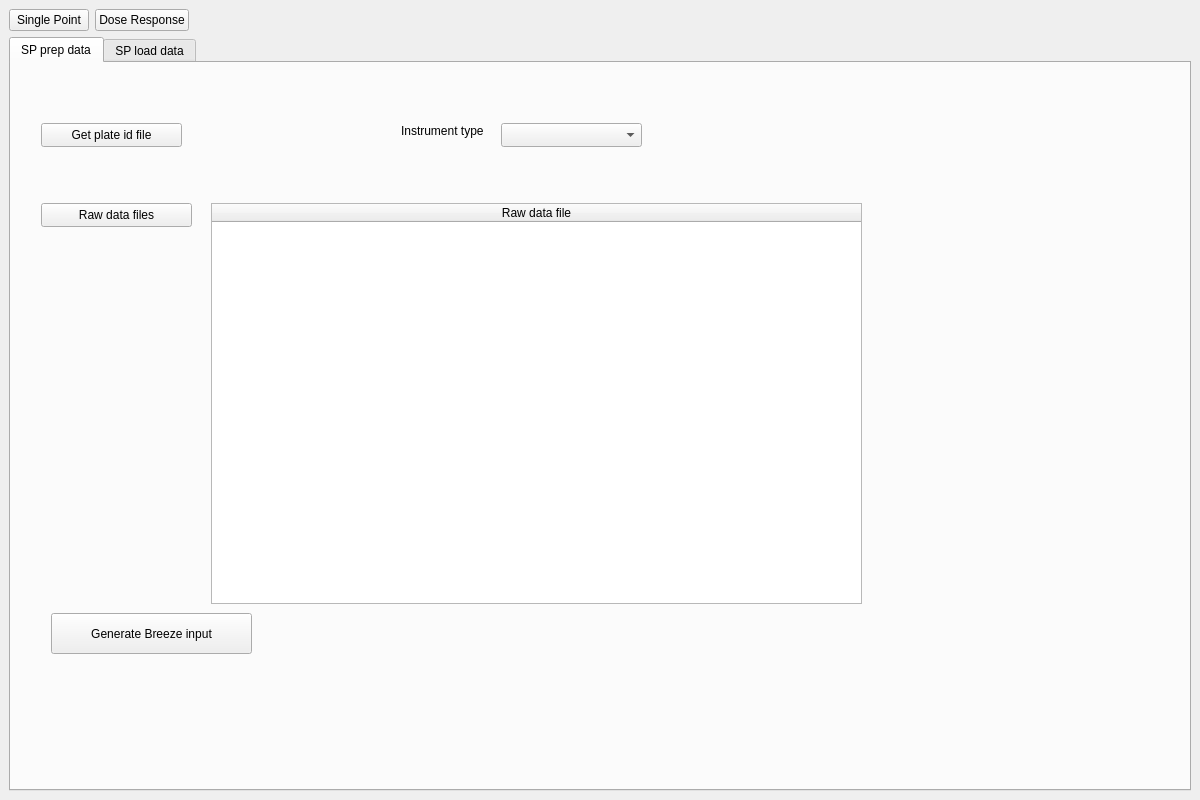
Before: the Qt Designer form frontend/assets/singlePointTab.ui in dahlbma/assayLoader, drawn with Qt 5.
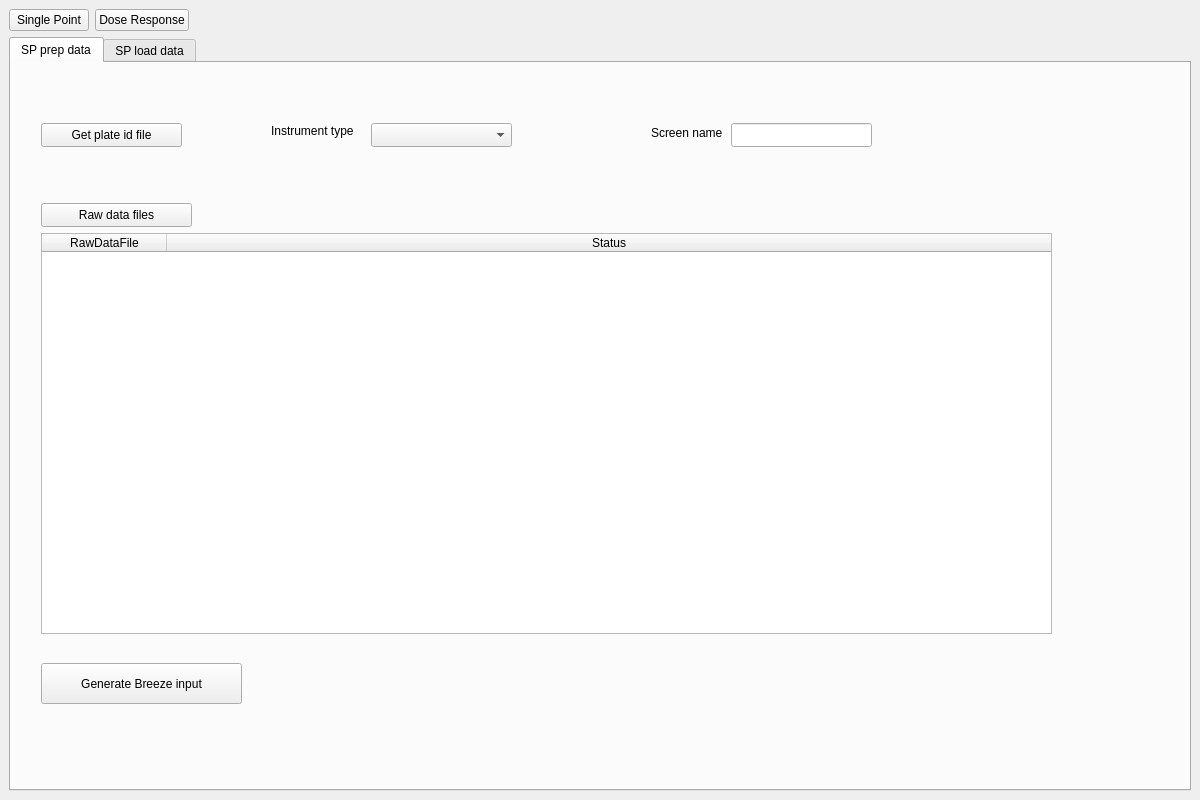
After: the same form once the commit is applied.

Commit message: Color code the assay files

Patch:
```diff
--- a/frontend/assets/singlePointTab.ui
+++ b/frontend/assets/singlePointTab.ui
@@ -82,7 +82,7 @@
          <widget class="QComboBox" name="instumentType_cb">
           <property name="geometry">
            <rect>
-            <x>490</x>
+            <x>360</x>
             <y>60</y>
             <width>141</width>
             <height>24</height>
@@ -92,7 +92,7 @@
          <widget class="QLabel" name="label">
           <property name="geometry">
            <rect>
-            <x>390</x>
+            <x>260</x>
             <y>60</y>
             <width>101</width>
             <height>16</height>
@@ -118,8 +118,8 @@
          <widget class="QPushButton" name="spGenerateBreezeInput_btn">
           <property name="geometry">
            <rect>
-            <x>40</x>
-            <y>550</y>
+            <x>30</x>
+            <y>600</y>
             <width>201</width>
             <height>41</height>
            </rect>
@@ -131,12 +131,15 @@
          <widget class="QTableWidget" name="rawDataFiles_table">
           <property name="geometry">
            <rect>
-            <x>200</x>
-            <y>140</y>
-            <width>651</width>
+            <x>30</x>
+            <y>170</y>
+            <width>1011</width>
             <height>401</height>
            </rect>
           </property>
+          <property name="sizeAdjustPolicy">
+           <enum>QAbstractScrollArea::AdjustToContents</enum>
+          </property>
           <attribute name="horizontalHeaderDefaultSectionSize">
            <number>125</number>
           </attribute>
@@ -148,9 +151,37 @@
           </attribute>
           <column>
            <property name="text">
-            <string>Raw data file</string>
+            <string>RawDataFile</string>
            </property>
           </column>
+          <column>
+           <property name="text">
+            <string>Status</string>
+           </property>
+          </column>
+         </widget>
+         <widget class="QLineEdit" name="screenName_eb">
+          <property name="geometry">
+           <rect>
+            <x>720</x>
+            <y>60</y>
+            <width>141</width>
+            <height>24</height>
+           </rect>
+          </property>
+         </widget>
+         <widget class="QLabel" name="label_10">
+          <property name="geometry">
+           <rect>
+            <x>640</x>
+            <y>60</y>
+            <width>81</width>
+            <height>20</height>
+           </rect>
+          </property>
+          <property name="text">
+           <string>Screen name</string>
+          </property>
          </widget>
         </widget>
         <widget class="QWidget" name="sp_load_data">
```
Left out of the diff: 14 changed lines with no effect on the pictures. The commit also changes 1 other file.
